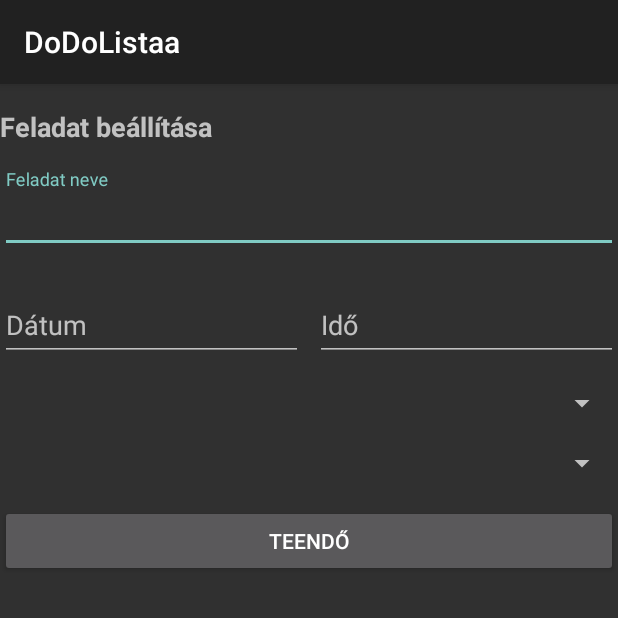
After one commit to FarkasAdam-banki/DoDoListAndroid, an Android app: the fragment TaskSettingsFragment shown on its own in the app's theme, on a phone screen of 412 x 824 dp, the top half of it. The commit adds this screen. Run offline under Robolectric (Android 15) with nearby library versions, the phone set to English and light mode, and no system bars; 1 statement that could not run was skipped.

Commit message:
Feladat megnyitásának átalakitása hogy Fragment-ekkel lehet a különböző feladat beállitásos ablakok között ugrani, illetve a név és a határidő mellett már a feladat leirását is megkapjuk

```diff
--- /dev/null
+++ b/app/src/main/java/com/example/dodolist/ui/theme/TaskSettingsFragment.kt
@@ -0,0 +1,48 @@
+package com.example.dodolist.ui.theme
+
+import Model.TaskDetails
+import android.os.Bundle
+import android.view.LayoutInflater
+import android.view.View
+import android.view.ViewGroup
+import androidx.fragment.app.Fragment
+import com.example.dodolist.R
+import com.google.android.material.textfield.TextInputEditText
+
+
+class TaskSettingsFragment : Fragment() {
+
+    private lateinit var taskNameEditText: TextInputEditText
+    private lateinit var dateEditText: TextInputEditText
+    private lateinit var timeEditText: TextInputEditText
+
+    override fun onCreateView(
+        inflater: LayoutInflater, container: ViewGroup?, savedInstanceState: Bundle?
+    ): View? {
+        val view = inflater.inflate(R.layout.fragment_task_settings, container, false)
+
+        val textInputLayout = view.findViewById<com.google.android.material.textfield.TextInputLayout>(R.id.textInputLayout)
+        taskNameEditText = textInputLayout.findViewById(R.id.textInputEditText)
+        dateEditText = view.findViewById(R.id.dateInputEditText)
+        timeEditText = view.findViewById(R.id.timeInputEditText)
+
+        return view
+    }
+    override fun onViewCreated(view: View, savedInstanceState: Bundle?) {
+        super.onViewCreated(view, savedInstanceState)
+        val taskDetails = arguments?.getParcelable<TaskDetails>("TASK_DETAILS")
+        taskDetails?.let {
+            updateTaskDetails(it)
+        }
+    }
+
+    fun updateTaskDetails(taskDetails: TaskDetails) {
+        taskNameEditText.setText(taskDetails.feladat_nev)
+
+        val dateTimeParts = taskDetails.feladat_hatarido.split(" ")
+        if (dateTimeParts.size == 2) {
+            dateEditText.setText(dateTimeParts[0])
+            timeEditText.setText(dateTimeParts[1])
+        }
+    }
+}
--- /dev/null
+++ b/app/src/main/res/layout/fragment_log.xml
@@ -0,0 +1,6 @@
+<?xml version="1.0" encoding="utf-8"?>
+<androidx.constraintlayout.widget.ConstraintLayout xmlns:android="http://schemas.android.com/apk/res/android"
+    android:layout_width="match_parent"
+    android:layout_height="match_parent">
+
+</androidx.constraintlayout.widget.ConstraintLayout>
--- /dev/null
+++ b/app/src/main/res/layout/fragment_share.xml
@@ -0,0 +1,6 @@
+<?xml version="1.0" encoding="utf-8"?>
+<androidx.constraintlayout.widget.ConstraintLayout xmlns:android="http://schemas.android.com/apk/res/android"
+    android:layout_width="match_parent"
+    android:layout_height="match_parent">
+
+</androidx.constraintlayout.widget.ConstraintLayout>
--- /dev/null
+++ b/app/src/main/res/layout/fragment_subtasks.xml
@@ -0,0 +1,6 @@
+<?xml version="1.0" encoding="utf-8"?>
+<androidx.constraintlayout.widget.ConstraintLayout xmlns:android="http://schemas.android.com/apk/res/android"
+    android:layout_width="match_parent"
+    android:layout_height="match_parent">
+
+</androidx.constraintlayout.widget.ConstraintLayout>
--- /dev/null
+++ b/app/src/main/res/layout/fragment_task_settings.xml
@@ -0,0 +1,109 @@
+<?xml version="1.0" encoding="utf-8"?>
+<androidx.constraintlayout.widget.ConstraintLayout xmlns:android="http://schemas.android.com/apk/res/android"
+    android:layout_width="match_parent"
+    android:layout_height="match_parent"
+    xmlns:app="http://schemas.android.com/apk/res-auto">
+
+
+    <TextView
+        android:id="@+id/titleTextView"
+        android:layout_width="wrap_content"
+        android:layout_height="wrap_content"
+        android:text="Feladat beállítása"
+        android:textSize="18sp"
+        android:textStyle="bold"
+        app:layout_constraintTop_toTopOf="parent"
+        app:layout_constraintStart_toStartOf="parent"
+        android:layout_marginTop="16dp"/>
+
+    <com.google.android.material.textfield.TextInputLayout
+        android:id="@+id/textInputLayout"
+        android:layout_width="match_parent"
+        android:layout_height="wrap_content"
+        android:hint="Feladat neve"
+        app:layout_constraintTop_toBottomOf="@id/titleTextView"
+        app:layout_constraintStart_toStartOf="parent"
+        app:layout_constraintEnd_toEndOf="parent"
+        android:layout_marginTop="16dp">
+
+        <com.google.android.material.textfield.TextInputEditText
+            android:id="@+id/textInputEditText"
+            android:layout_width="match_parent"
+            android:layout_height="wrap_content"/>
+    </com.google.android.material.textfield.TextInputLayout>
+
+
+    <androidx.constraintlayout.widget.ConstraintLayout
+        android:id="@+id/dateTimeInputLayout"
+        android:layout_width="match_parent"
+        android:layout_height="wrap_content"
+        app:layout_constraintTop_toBottomOf="@id/textInputLayout"
+        app:layout_constraintStart_toStartOf="parent"
+        app:layout_constraintEnd_toEndOf="parent"
+
+        android:layout_marginTop="16dp">
+
+        <com.google.android.material.textfield.TextInputLayout
+            android:id="@+id/dateInputLayout"
+            android:layout_width="0dp"
+            android:layout_height="wrap_content"
+            android:hint="Dátum"
+            app:layout_constraintStart_toStartOf="parent"
+            app:layout_constraintTop_toTopOf="parent"
+            app:layout_constraintEnd_toStartOf="@id/timeInputLayout"
+            android:layout_marginEnd="8dp">
+
+            <com.google.android.material.textfield.TextInputEditText
+                android:id="@+id/dateInputEditText"
+                android:layout_width="match_parent"
+                android:layout_height="wrap_content"/>
+        </com.google.android.material.textfield.TextInputLayout>
+
+        <com.google.android.material.textfield.TextInputLayout
+            android:id="@+id/timeInputLayout"
+            android:layout_width="0dp"
+            android:layout_height="wrap_content"
+            android:hint="Idő"
+            app:layout_constraintStart_toEndOf="@id/dateInputLayout"
+            app:layout_constraintTop_toTopOf="parent"
+            app:layout_constraintEnd_toEndOf="parent">
+
+            <com.google.android.material.textfield.TextInputEditText
+                android:id="@+id/timeInputEditText"
+                android:layout_width="match_parent"
+                android:layout_height="wrap_content"/>
+        </com.google.android.material.textfield.TextInputLayout>
+
+
+    </androidx.constraintlayout.widget.ConstraintLayout>
+    <Spinner
+        android:id="@+id/dropdown1"
+        android:layout_width="match_parent"
+        android:layout_height="wrap_content"
+        android:layout_marginTop="16dp"
+        android:spinnerMode="dropdown"
+        app:layout_constraintTop_toBottomOf="@id/dateTimeInputLayout"
+        app:layout_constraintStart_toStartOf="parent"
+        app:layout_constraintEnd_toEndOf="parent"/>
+
+    <Spinner
+        android:id="@+id/dropdown2"
+        android:layout_width="match_parent"
+        android:layout_height="wrap_content"
+        android:layout_marginTop="16dp"
+        android:spinnerMode="dropdown"
+        app:layout_constraintTop_toBottomOf="@id/dropdown1"
+        app:layout_constraintStart_toStartOf="parent"
+        app:layout_constraintEnd_toEndOf="parent"/>
+
+    <Button
+        android:id="@+id/submitButton"
+        android:layout_width="match_parent"
+        android:layout_height="wrap_content"
+        android:text="Teendő"
+        android:layout_marginTop="16dp"
+        app:layout_constraintTop_toBottomOf="@id/dropdown2"
+        app:layout_constraintStart_toStartOf="parent"
+        app:layout_constraintEnd_toEndOf="parent"/>
+
+</androidx.constraintlayout.widget.ConstraintLayout>
--- a/app/src/main/res/values/strings.xml
+++ b/app/src/main/res/values/strings.xml
@@ -1,3 +1,3 @@
 <resources>
-    <string name="app_name">DoDoList</string>
+    <string name="app_name">DoDoListaa</string>
 </resources>
```
Also changed, not shown: app/src/main/java/Model/TaskDetails.kt (+34 -1 lines), app/src/main/java/adapter/TaskPagerAdatper.kt (added, +37 -0 lines), app/src/main/java/com/example/dodolist/ui/theme/LogFragment.kt (added, +16 -0 lines), app/src/main/java/com/example/dodolist/ui/theme/ShareFragment.kt (added, +16 -0 lines), app/src/main/java/com/example/dodolist/ui/theme/SubTasksFragment.kt (added, +16 -0 lines), app/src/main/java/com/example/dodolist/ui/theme/TaskDescriptionFragment.kt (added, +31 -0 lines), app/src/main/java/com/example/dodolist/ui/theme/TaskSettingsActivity.kt (+35 -55 lines), app/src/main/res/layout/activity_tasksettings.xml (+12 -98 lines), app/src/main/res/layout/fragment_task_description.xml (added, +25 -0 lines).
